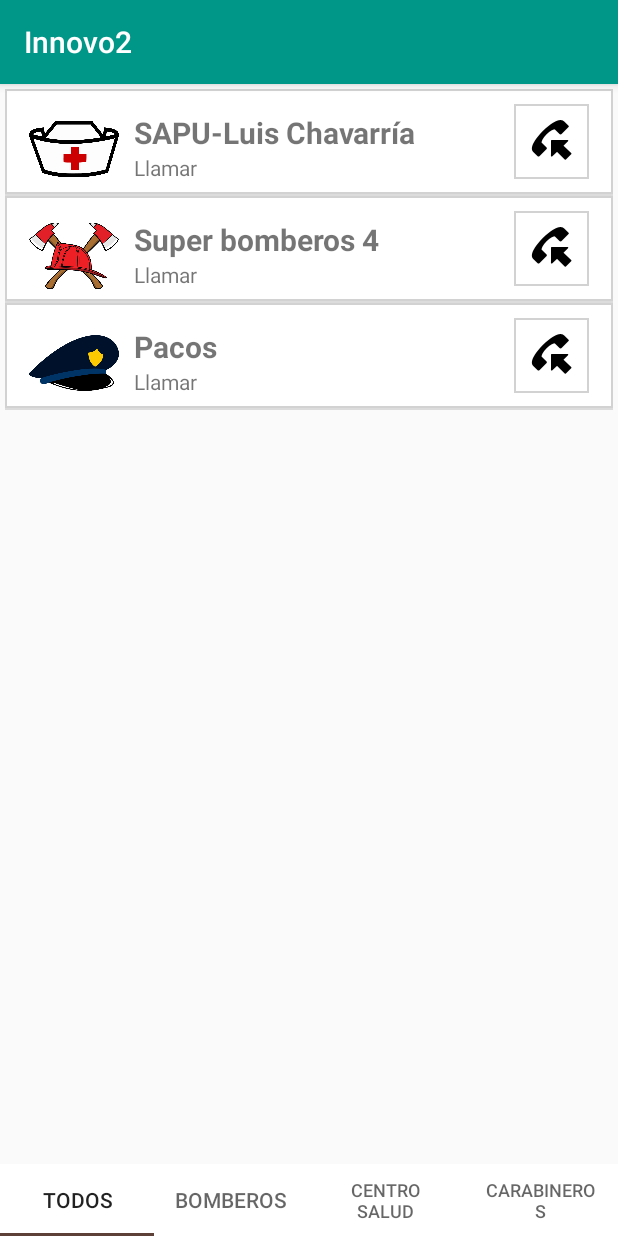
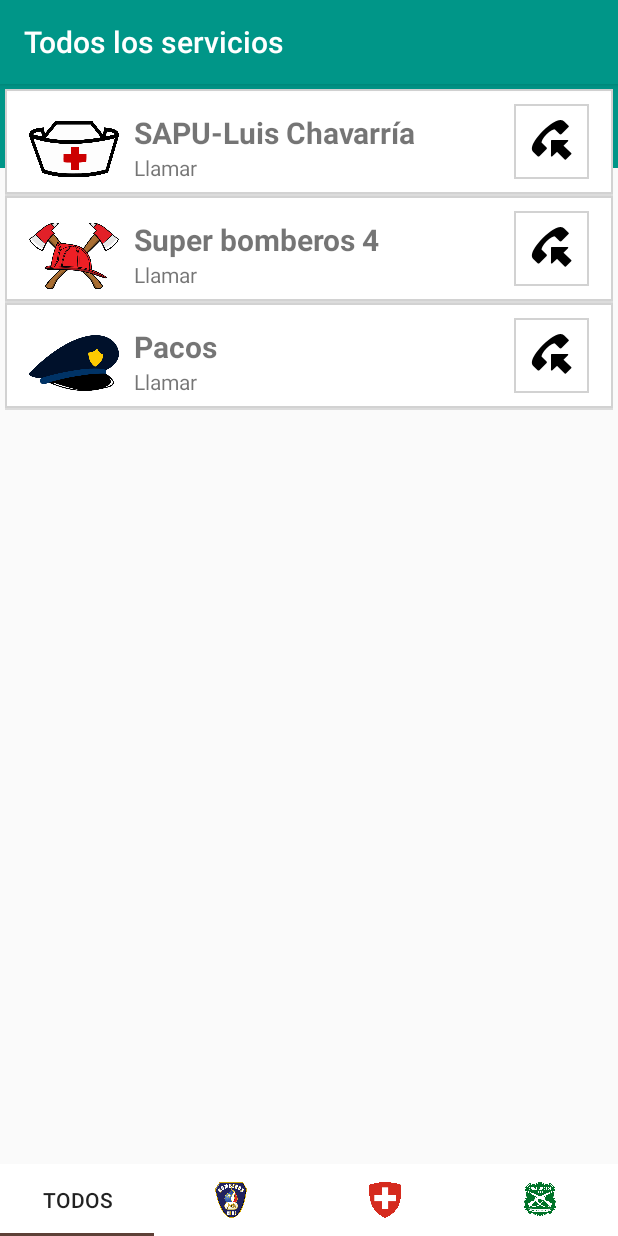
Before and after one commit to iorellana18/Innovo2, an Android app: the screen it shows after launch (MainActivity), after a tap on "INGRESAR", on a phone screen of 412 x 824 dp. Run offline under Robolectric (Android 15) with nearby library versions, the light colour scheme and no system bars.

Commit message:
cambios menores

```diff
--- a/app/src/main/java/com/example/ian/innovo2/adapter/ListAdapter.java
+++ b/app/src/main/java/com/example/ian/innovo2/adapter/ListAdapter.java
@@ -7,6 +7,7 @@ import android.content.pm.PackageManager;
 import android.net.Uri;
 import android.support.v4.app.ActivityCompat;
 import android.support.v4.content.ContextCompat;
+import android.support.v7.app.AppCompatActivity;
 import android.view.LayoutInflater;
 import android.view.View;
 import android.view.ViewGroup;
@@ -16,6 +17,7 @@ import android.widget.TextView;
 
 import com.example.ian.innovo2.MainActivity;
 import com.example.ian.innovo2.R;
+import com.example.ian.innovo2.form;
 import com.example.ian.innovo2.model.Objeto;
 
 import java.util.ArrayList;
--- a/app/src/main/res/layout/activity_main.xml
+++ b/app/src/main/res/layout/activity_main.xml
@@ -6,6 +6,14 @@
     android:layout_width="match_parent"
     android:layout_height="match_parent"
     tools:context="com.example.ian.innovo2.MainActivity">
+
+    <android.support.v7.widget.Toolbar
+        android:id="@+id/toolbar"
+        android:layout_width="match_parent"
+        android:layout_height="?attr/actionBarSize"
+        android:background="?attr/colorPrimary"
+        app:title="some title"
+        app:titleTextColor="@color/white"/>
 
     <android.support.v4.widget.SwipeRefreshLayout
         android:id="@+id/swipeContainer"
@@ -30,11 +38,13 @@
         android:id="@+id/filtro"
         android:layout_width="match_parent"
         android:layout_height="wrap_content"
+        android:layout_alignParentBottom="true"
+        android:layout_alignParentLeft="true"
+        android:layout_alignParentStart="true"
+        android:layout_gravity="bottom|center_horizontal"
         android:background="@android:color/white"
-        android:layout_gravity="bottom|center_horizontal"
-        app:tabIndicatorColor="@color/colorAccent"
-        android:layout_alignParentBottom="true"
-        >
+        app:tabIndicatorColor="@color/colorAccent">
+
         <android.support.design.widget.TabItem
             android:layout_width="wrap_content"
             android:layout_height="wrap_content"
@@ -42,25 +52,25 @@
             android:text="Todos"
 
             />
+
         <android.support.design.widget.TabItem
             android:layout_width="wrap_content"
             android:layout_height="wrap_content"
-            android:text="Bomberos"
+            android:icon="@drawable/bomberos"
             android:tag="filtro2"
-
-            />
-        <android.support.design.widget.TabItem
-            android:layout_width="wrap_content"
-            android:layout_height="wrap_content"
-            android:text="Centro salud"
-            android:tag="filtro3"
             />
 
         <android.support.design.widget.TabItem
             android:layout_width="wrap_content"
             android:layout_height="wrap_content"
+            android:tag="filtro3"
+            android:icon="@drawable/cruz2" />
+
+        <android.support.design.widget.TabItem
+            android:layout_width="wrap_content"
+            android:layout_height="wrap_content"
             android:tag="filtro4"
-            android:text="Carabineros" />
+            android:icon="@drawable/carabineros2" />
 
     </android.support.design.widget.TabLayout>
 
--- a/app/src/main/res/values/styles.xml
+++ b/app/src/main/res/values/styles.xml
@@ -8,4 +8,13 @@
         <item name="colorAccent">@color/colorAccent</item>
     </style>
 
+    <style name="AppTheme.NoActionBar">
+        <item name="windowActionBar">false</item>
+        <item name="windowNoTitle">true</item>
+    </style>
+
+    <style name="AppTheme.AppBarOverlay" parent="ThemeOverlay.AppCompat.Dark.ActionBar" />
+
+    <style name="AppTheme.PopupOverlay" parent="ThemeOverlay.AppCompat.Light" />
+
 </resources>
```
Also changed, not shown: app/src/main/AndroidManifest.xml (+5 -3 lines), app/src/main/java/com/example/ian/innovo2/MainActivity.java (+20 -1 lines), app/src/main/java/com/example/ian/innovo2/form.java (+8 -0 lines), app/src/main/res/drawable/bomberos.jpg (added), app/src/main/res/drawable/carabineros2.png (added), app/src/main/res/drawable/cruz2.png (added), 1 other file.
